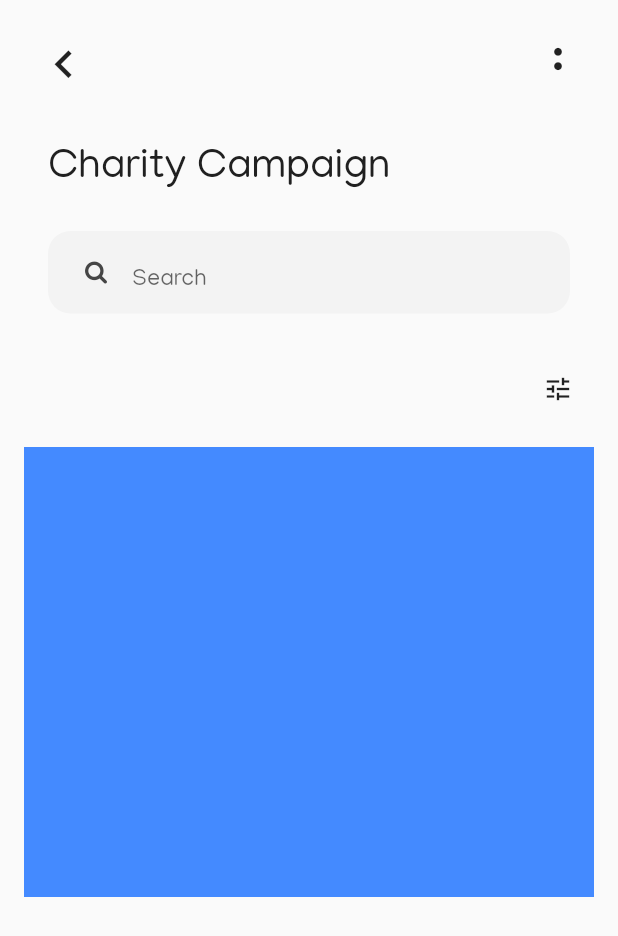
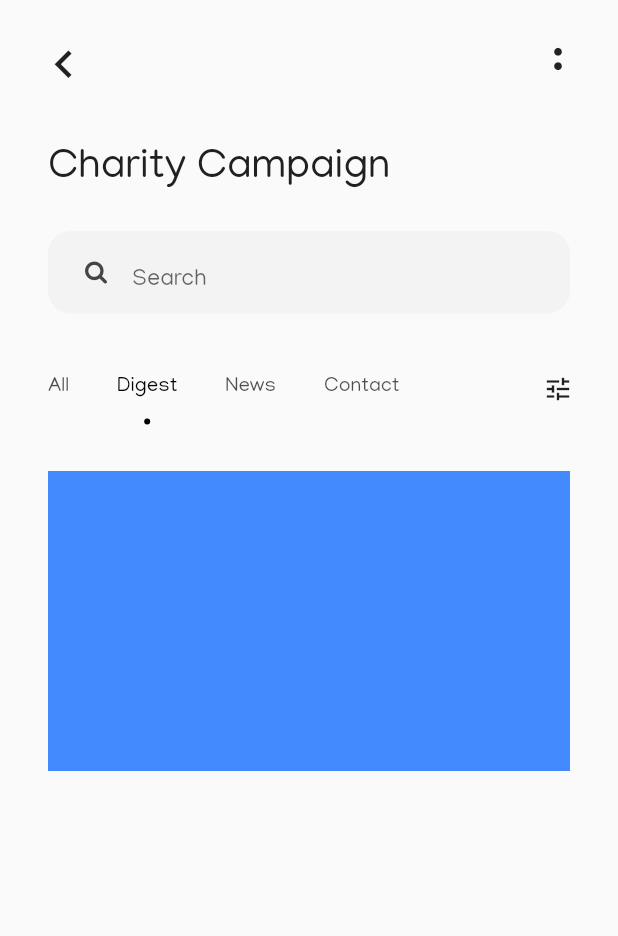
Before and after one commit to okok147/Flutter-UI-Reality, a Flutter app: the HomePage screen opened by its route, on a phone screen of 412 x 824 dp. Shown: the top 936 px of the screen. Run offline on Flutter 3.47's test engine with Material 2 defaults, Android fonts, the phone set to English and light mode, and no system bars; our stand-ins replace font_awesome_flutter.

Commit message:
Update home.dart

```diff
--- a/friendly_forest_02/lib/views/home.dart
+++ b/friendly_forest_02/lib/views/home.dart
@@ -162,9 +162,10 @@ class _HomePageState extends State<HomePage>
                 SizedBox(
                   height: SmallSeparateSize,
                 ),
-                Container(
-                  height: 300,
-                  width: 500,
+                Padding(
+                  padding: AllAlign,
+                  child: Container(
+                    height: 200,
                     child: Center(
                       child: TabBarView(
                         controller: _tabController,
@@ -190,6 +191,7 @@ class _HomePageState extends State<HomePage>
                       ),
                     ),
                   ),
+                ),
               ],
             ),
           ],
```
Lines whose indentation alone changed are shown as unchanged.
